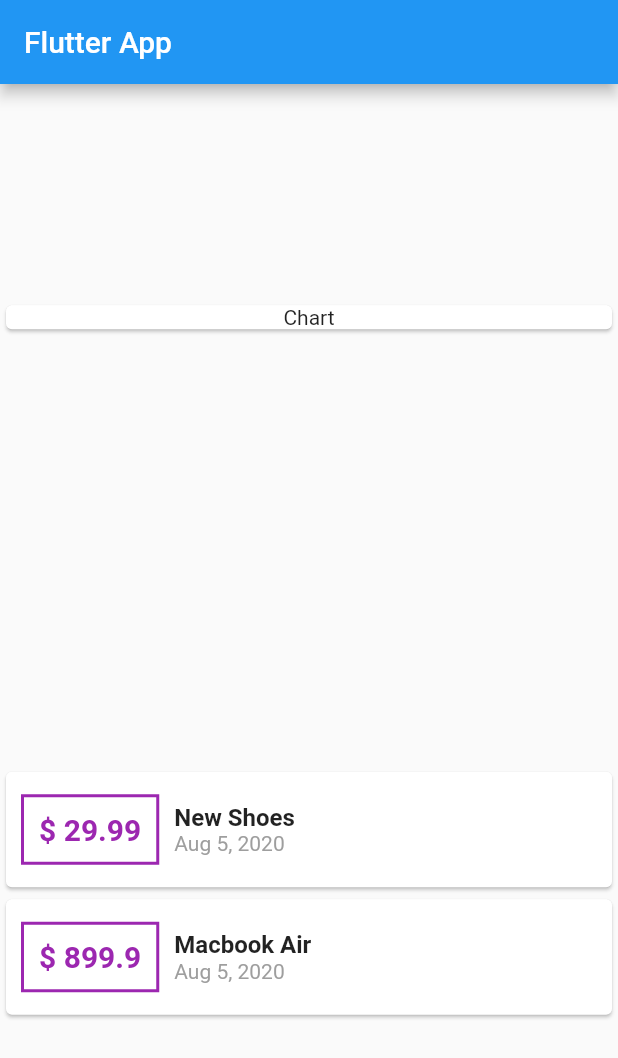
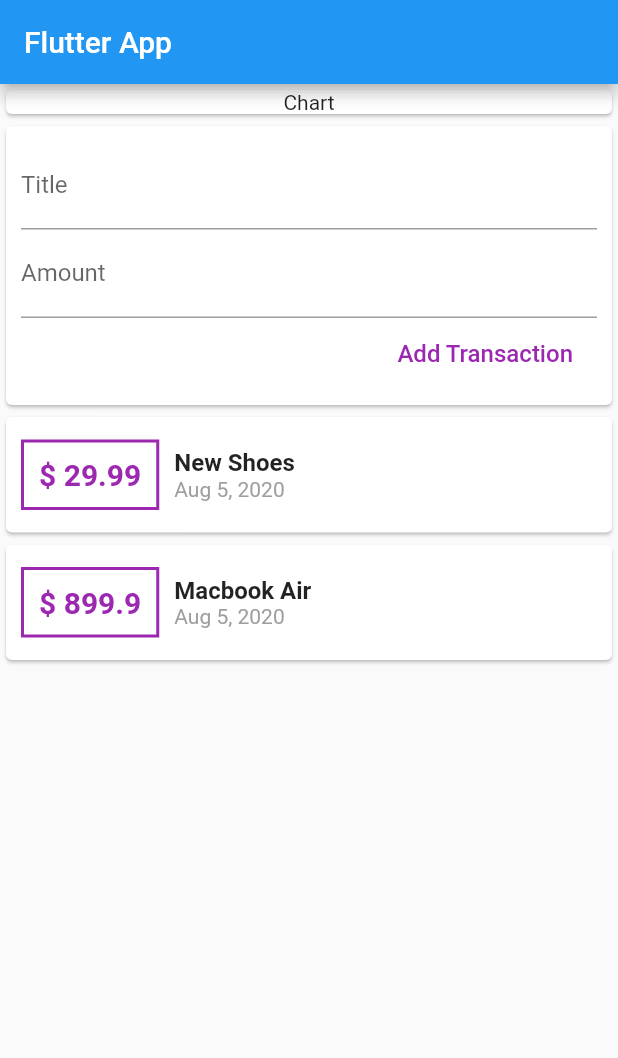
Before and after one commit to stellarbeam/personal_expenses, a Flutter app: the screen it shows after launch, on a phone screen of 412 x 824 dp. Shown: the top 1058 px of the screen. Run offline on Flutter 3.47's test engine with Material 2 defaults, Android fonts, the phone set to English and light mode, and no system bars.

Commit message:
Add new transaction form

```diff
--- a/lib/main.dart
+++ b/lib/main.dart
@@ -31,6 +31,9 @@ class MyHomePage extends StatelessWidget {
     ),
   ];
 
+  final titleController = TextEditingController();
+  final amountController = TextEditingController();
+
   @override
   Widget build(BuildContext context) {
     return Scaffold(
@@ -38,13 +41,40 @@ class MyHomePage extends StatelessWidget {
         title: Text('Flutter App'),
       ),
       body: Column(
-        mainAxisAlignment: MainAxisAlignment.spaceAround,
         crossAxisAlignment: CrossAxisAlignment.stretch,
         children: [
           Card(
             child: Text(
               'Chart',
               textAlign: TextAlign.center,
+            ),
+          ),
+          Card(
+            child: Container(
+              padding: EdgeInsets.all(10),
+              child: Column(
+                crossAxisAlignment: CrossAxisAlignment.end,
+                children: [
+                  TextField(
+                    decoration: InputDecoration(labelText: 'Title'),
+                    controller: titleController,
+                  ),
+                  TextField(
+                    decoration: InputDecoration(labelText: 'Amount'),
+                    controller: amountController,
+                  ),
+                  FlatButton(
+                    child: Text(
+                      'Add Transaction',
+                      style: TextStyle(
+                        color: Colors.purple,
+                        fontSize: 16,
+                      ),
+                    ),
+                    onPressed: () {},
+                  )
+                ],
+              ),
             ),
           ),
           Column(
```
